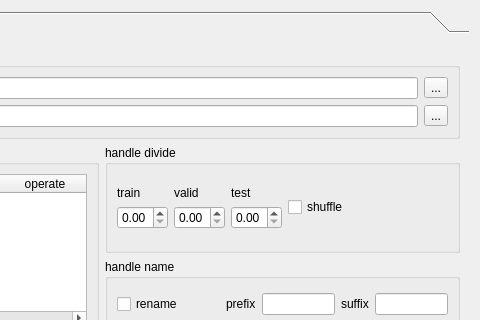
Old version of the form src/WidgetAddData/widgetadddata.ui in the repository MRsoymilk/MyYolo; both pictures show x 276 to 756 and y 0 to 320 of the 756 by 733 pixel window.
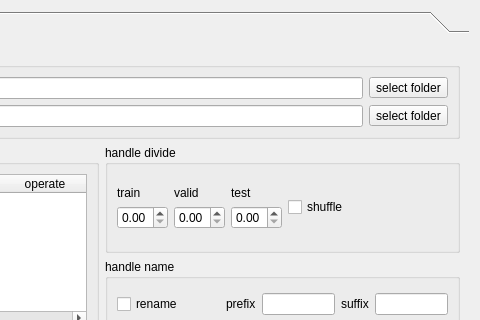
New version of the form.

Diff of the .ui file:
```diff
--- a/src/WidgetAddData/widgetadddata.ui
+++ b/src/WidgetAddData/widgetadddata.ui
@@ -25,7 +25,7 @@
         <x>0</x>
         <y>0</y>
         <width>738</width>
-        <height>336</height>
+        <height>360</height>
        </rect>
       </property>
       <attribute name="label">
@@ -53,7 +53,7 @@
             <item>
              <widget class="QToolButton" name="tBtnDirInput">
               <property name="text">
-               <string>...</string>
+               <string>select folder</string>
               </property>
              </widget>
             </item>
@@ -74,7 +74,7 @@
             <item>
              <widget class="QToolButton" name="tBtnDirOutputDivide">
               <property name="text">
-               <string>...</string>
+               <string>select folder</string>
               </property>
              </widget>
             </item>
```
Left out of the diff: 2 changed lines with no effect on the pictures.
